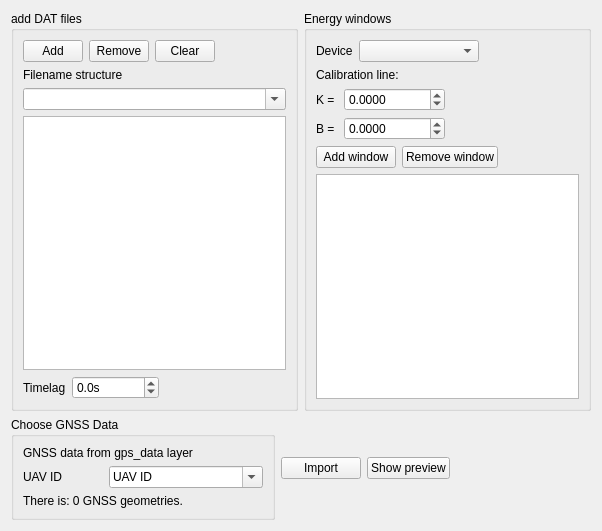
This is GUI/UI/DataProcessing/import_dat_spectrum_widget.ui in raulett/RousettusDataProcessing as Qt 5 draws it before an edit. The edited form follows.
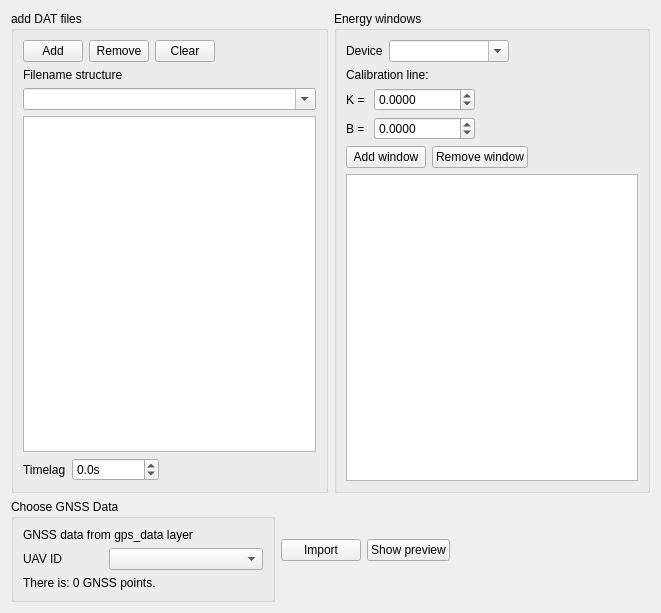
This is the edited form.

```diff
--- a/GUI/UI/DataProcessing/import_dat_spectrum_widget.ui
+++ b/GUI/UI/DataProcessing/import_dat_spectrum_widget.ui
@@ -6,8 +6,8 @@
    <rect>
     <x>0</x>
     <y>0</y>
-    <width>602</width>
-    <height>531</height>
+    <width>661</width>
+    <height>613</height>
    </rect>
   </property>
   <property name="windowTitle">
@@ -235,6 +235,9 @@
               <height>16777215</height>
              </size>
             </property>
+            <property name="editable">
+             <bool>true</bool>
+            </property>
            </widget>
           </item>
           <item>
@@ -425,10 +428,10 @@
              <string>enter UAV ID</string>
             </property>
             <property name="editable">
-             <bool>true</bool>
+             <bool>false</bool>
             </property>
             <property name="currentText">
-             <string>UAV ID</string>
+             <string/>
             </property>
            </widget>
           </item>
@@ -449,7 +452,7 @@
            </size>
           </property>
           <property name="text">
-           <string>There is: 0 GNSS geometries.</string>
+           <string>There is: 0 GNSS points.</string>
           </property>
          </widget>
         </item>
```
Left out of the diff: 4 changed lines with no effect on the pictures.
